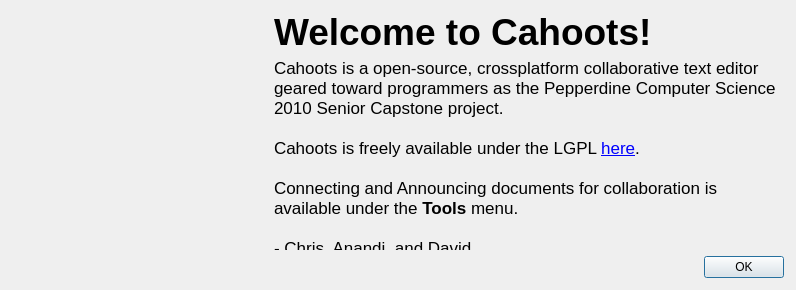
First picture: the form in firstrundialog.ui, repository obiwankennedy/cahootseditor, before the edit.
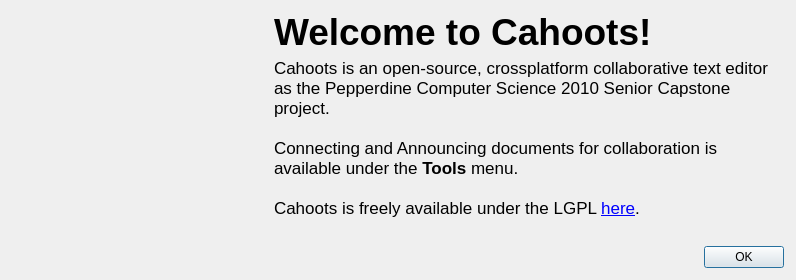
Second picture: the form after the edit. Icons and pictures are not drawn.

Commit message: Changed the first run dialog around to hopefully improve it's chances of getting read.

Patch:
```diff
--- a/firstrundialog.ui
+++ b/firstrundialog.ui
@@ -10,7 +10,7 @@
     <x>0</x>
     <y>0</y>
     <width>796</width>
-    <height>290</height>
+    <height>280</height>
    </rect>
   </property>
   <property name="windowTitle">
@@ -91,12 +91,12 @@
 &lt;html&gt;&lt;head&gt;&lt;meta name=&quot;qrichtext&quot; content=&quot;1&quot; /&gt;&lt;style type=&quot;text/css&quot;&gt;
 p, li { white-space: pre-wrap; }
 &lt;/style&gt;&lt;/head&gt;&lt;body style=&quot; font-family:'Lucida Grande'; font-size:13pt; font-weight:400; font-style:normal;&quot;&gt;
-&lt;p style=&quot; margin-top:0px; margin-bottom:0px; margin-left:0px; margin-right:0px; -qt-block-indent:0; text-indent:0px;&quot;&gt;Cahoots is a open-source, crossplatform collaborative text editor geared toward programmers as the Pepperdine Computer Science 2010 Senior Capstone project.&lt;/p&gt;
-&lt;p style=&quot;-qt-paragraph-type:empty; margin-top:0px; margin-bottom:0px; margin-left:0px; margin-right:0px; -qt-block-indent:0; text-indent:0px;&quot;&gt;&lt;/p&gt;
-&lt;p style=&quot; margin-top:0px; margin-bottom:0px; margin-left:0px; margin-right:0px; -qt-block-indent:0; text-indent:0px;&quot;&gt;Cahoots is freely available under the LGPL &lt;a href=&quot;http://code.google.com/p/cahootseditor/&quot;&gt;&lt;span style=&quot; text-decoration: underline; color:#0000ff;&quot;&gt;here&lt;/span&gt;&lt;/a&gt;.&lt;/p&gt;
+&lt;p style=&quot; margin-top:0px; margin-bottom:0px; margin-left:0px; margin-right:0px; -qt-block-indent:0; text-indent:0px;&quot;&gt;Cahoots is an open-source, crossplatform collaborative text editor as the Pepperdine Computer Science 2010 Senior Capstone project.&lt;/p&gt;
 &lt;p style=&quot;-qt-paragraph-type:empty; margin-top:0px; margin-bottom:0px; margin-left:0px; margin-right:0px; -qt-block-indent:0; text-indent:0px;&quot;&gt;&lt;/p&gt;
 &lt;p style=&quot; margin-top:0px; margin-bottom:0px; margin-left:0px; margin-right:0px; -qt-block-indent:0; text-indent:0px;&quot;&gt;Connecting and Announcing documents for collaboration is available under the &lt;span style=&quot; font-weight:600;&quot;&gt;Tools&lt;/span&gt; menu.&lt;/p&gt;
 &lt;p style=&quot;-qt-paragraph-type:empty; margin-top:0px; margin-bottom:0px; margin-left:0px; margin-right:0px; -qt-block-indent:0; text-indent:0px;&quot;&gt;&lt;/p&gt;
+&lt;p style=&quot; margin-top:0px; margin-bottom:0px; margin-left:0px; margin-right:0px; -qt-block-indent:0; text-indent:0px;&quot;&gt;Cahoots is freely available under the LGPL &lt;a href=&quot;http://code.google.com/p/cahootseditor/&quot;&gt;&lt;span style=&quot; text-decoration: underline; color:#0000ff;&quot;&gt;here&lt;/span&gt;&lt;/a&gt;.&lt;/p&gt;
+&lt;p style=&quot;-qt-paragraph-type:empty; margin-top:0px; margin-bottom:0px; margin-left:0px; margin-right:0px; -qt-block-indent:0; text-indent:0px;&quot;&gt;&lt;/p&gt;
 &lt;p style=&quot; margin-top:0px; margin-bottom:0px; margin-left:0px; margin-right:0px; -qt-block-indent:0; text-indent:0px;&quot;&gt;- Chris, Anandi, and David&lt;/p&gt;&lt;/body&gt;&lt;/html&gt;</string>
      </property>
      <property name="alignment">
```
Left out of the diff: 2 changed lines with no effect on the pictures. The commit also changes 1 other file.
